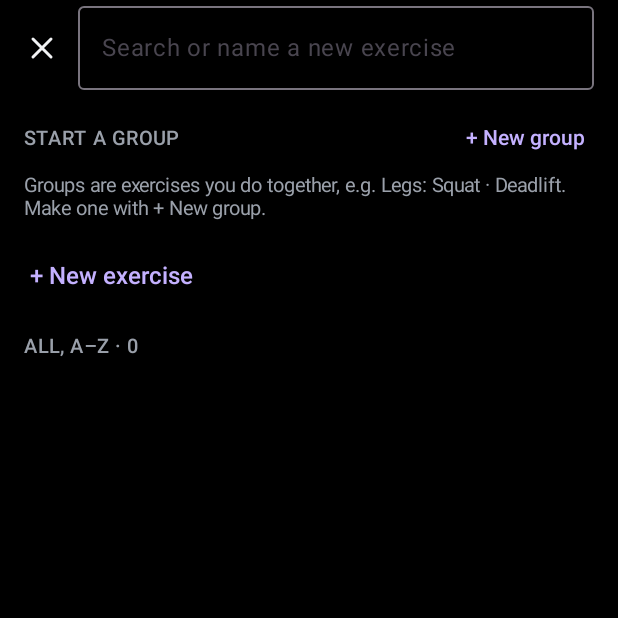
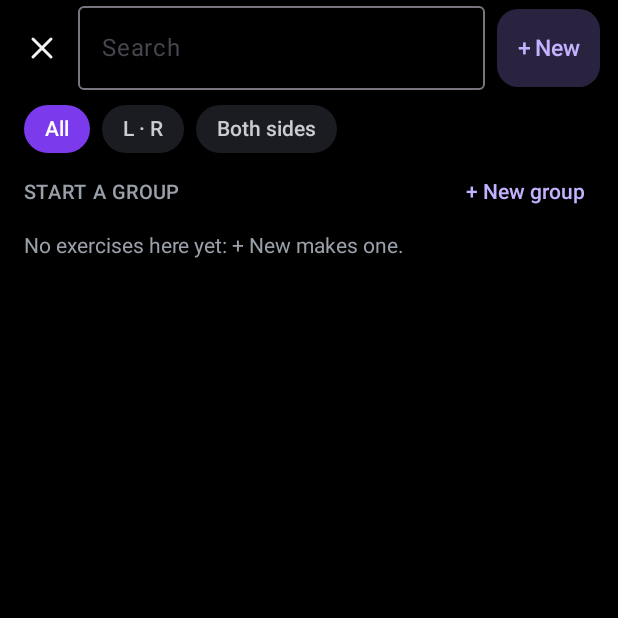
Before and after one commit to FrancescoRuscelli/intervals, an Android app built with Jetpack Compose: the composable GymPickScreen called with empty values, on a phone screen of 412 x 824 dp, the top half of it. Run offline under Robolectric (Android 15) with nearby library versions, the phone set to English and light mode, and no system bars; our stand-ins replace Room's generated code; 1 statement that could not run was skipped.

Commit message:
Add exercise: search + New, filter All / L-R / Both sides, folding sections with each exercise once (done today, recent, groups, everything else A-Z), L-R badge, done today / last day on each row

```diff
--- a/app/src/main/kotlin/app/intervals/ui/gym/GymPickScreen.kt
+++ b/app/src/main/kotlin/app/intervals/ui/gym/GymPickScreen.kt
@@ -31,6 +31,11 @@ import androidx.compose.material3.Switch
 import androidx.compose.material3.SwitchDefaults
 import androidx.compose.material3.Text
 import androidx.compose.material3.TextButton
+import androidx.compose.runtime.mutableStateMapOf
+import androidx.compose.foundation.layout.height
+import androidx.compose.foundation.layout.widthIn
+import app.intervals.core.SideFilter
+import app.intervals.core.pickSections
 import androidx.compose.runtime.Composable
 import androidx.compose.runtime.getValue
 import androidx.compose.runtime.mutableStateOf
@@ -49,31 +54,56 @@ import app.intervals.ui.AppViewModel
 import app.intervals.ui.LocalPalette
 import app.intervals.ui.editor.SectionTitle
 
-/** Add an exercise to a day: search, recent first, then all A–Z; or a new one (mockup G9). */
+/**
+ * Add an exercise to a day (mockup G9, reorganised 2026-11-19): search + New, a filter All · L·R · Both sides, then folding sections
+ * with each exercise once: done today, recent, one per group, everything else A–Z. Start a group stays on top.
+ */
 @Composable
 fun GymPickScreen(vm: AppViewModel, day: String) {
     val p = LocalPalette.current
     val exercises by vm.exercises.collectAsStateWithLifecycle()
     val lastUsed by vm.lastUsed.collectAsStateWithLifecycle()
+    val groups by vm.groups.collectAsStateWithLifecycle()
+    val daySets by remember(day) { vm.gymDay(day) }.collectAsStateWithLifecycle(emptyList())
+    val doneCount = remember(daySets) { daySets.groupingBy { it.exerciseId }.eachCount() }
     var query by remember { mutableStateOf("") }
     var creating by remember { mutableStateOf<String?>(null) }
+    var filter by remember { mutableStateOf(SideFilter.ALL) }
+    // open sections; groups and the long A–Z list start closed
+    val open = remember { mutableStateMapOf("today" to true, "recent" to true) }
     val q = query.trim()
-    val found = exercises.filter { q.isNotEmpty() && it.name.contains(q, ignoreCase = true) }
-    val recent = exercises.filter { it.id in lastUsed }.sortedByDescending { lastUsed[it.id] }.take(8)
-    val groups by vm.groups.collectAsStateWithLifecycle()
     val names = exercises.associate { it.id to it.name }
+    val sections = remember(exercises, doneCount, lastUsed, groups, day, filter) {
+        pickSections(exercises, doneCount.keys, lastUsed, groups, day, filter)
+    }
+    fun pick(ex: Exercise) = vm.pickExercise(ex.id, day)
 
     Column(Modifier.fillMaxSize().background(p.bg).statusBarsPadding().navigationBarsPadding()) {
-        Row(Modifier.fillMaxWidth().padding(start = 4.dp, end = 16.dp, top = 4.dp), verticalAlignment = Alignment.CenterVertically) {
+        Row(Modifier.fillMaxWidth().padding(start = 4.dp, end = 12.dp, top = 4.dp), verticalAlignment = Alignment.CenterVertically) {
             IconButton(onClick = { vm.back() }) { Icon(AppIcons.Close, "Close", tint = p.text) }
-            OutlinedTextField(query, { query = it }, placeholder = { Text("Search or name a new exercise") }, singleLine = true,
-                modifier = Modifier.weight(1f))
+            OutlinedTextField(query, { query = it }, placeholder = { Text("Search") }, singleLine = true, modifier = Modifier.weight(1f))
+            Spacer(Modifier.width(8.dp))
+            Box(
+                Modifier.height(52.dp).clip(RoundedCornerShape(14.dp)).background(p.tint).clickable(onClickLabel = "New exercise") { creating = q }
+                    .padding(horizontal = 14.dp),
+                contentAlignment = Alignment.Center,
+            ) { Text("+ New", color = p.accentText, fontSize = 15.sp, fontWeight = FontWeight.SemiBold) }
         }
-        LazyColumn(contentPadding = PaddingValues(16.dp), verticalArrangement = Arrangement.spacedBy(6.dp)) {
+        Row(Modifier.fillMaxWidth().padding(horizontal = 16.dp, vertical = 10.dp), horizontalArrangement = Arrangement.spacedBy(8.dp)) {
+            listOf(SideFilter.ALL to "All", SideFilter.ONE_SIDE to "L · R", SideFilter.BOTH_SIDES to "Both sides").forEach { (f, label) ->
+                val on = f == filter
+                Text(label, color = if (on) p.onAccent else p.soft, fontSize = 14.sp, fontWeight = FontWeight.SemiBold,
+                    modifier = Modifier.clip(RoundedCornerShape(16.dp)).background(if (on) p.accent else p.surface)
+                        .clickable { filter = f }.padding(horizontal = 14.dp, vertical = 8.dp))
+            }
+        }
+        LazyColumn(contentPadding = PaddingValues(start = 16.dp, end = 16.dp, bottom = 24.dp), verticalArrangement = Arrangement.spacedBy(2.dp)) {
             if (q.isNotEmpty()) {
-                items(found, key = { "f" + it.id }) { ExerciseRow(it, lastUsed[it.id]) { vm.pickExercise(it.id, day) } }
-                if (found.none { it.name.equals(q, ignoreCase = true) }) item {
-                    Text("+ New exercise “$q”", color = p.accentText, fontSize = 16.sp, fontWeight = FontWeight.SemiBold,
+                val found = sections.flatMap { it.exercises }.distinctBy { it.id }.filter { it.name.contains(q, ignoreCase = true) }
+                    .sortedBy { it.name.lowercase() }
+                items(found, key = { "f" + it.id }) { ExerciseRow(it, doneCount[it.id], lastUsed[it.id]) { pick(it) } }
+                if (exercises.none { it.name.equals(q, ignoreCase = true) }) item {
+                    Text("+ New exercise \u201C$q\u201D", color = p.accentText, fontSize = 16.sp, fontWeight = FontWeight.SemiBold,
                         modifier = Modifier.fillMaxWidth().clickable { creating = q }.padding(vertical = 14.dp, horizontal = 4.dp))
                 }
             } else {
@@ -85,13 +115,9 @@ fun GymPickScreen(vm: AppViewModel, day: String) {
                                 modifier = Modifier.clickable { vm.editGroup(null) }.padding(6.dp))
                         }
                     }
-                    if (groups.isEmpty()) item {
-                        Text("Groups are exercises you do together, e.g. Legs: Squat · Deadlift. Make one with + New group.",
-                            color = p.muted, fontSize = 13.sp, modifier = Modifier.padding(bottom = 8.dp))
-                    }
                     items(groups, key = { "g" + it.id }) { g ->
                         Row(
-                            Modifier.fillMaxWidth().clip(RoundedCornerShape(16.dp)).background(p.group)
+                            Modifier.fillMaxWidth().padding(bottom = 6.dp).clip(RoundedCornerShape(16.dp)).background(p.group)
                                 .clickable(onClickLabel = "Start ${g.name}") { vm.startGroup(g.id, day) }.padding(start = 10.dp, top = 8.dp, bottom = 8.dp),
                             verticalAlignment = Alignment.CenterVertically,
                         ) {
@@ -108,16 +134,22 @@ fun GymPickScreen(vm: AppViewModel, day: String) {
                         }
                     }
                 }
-                item {
-                    Text("+ New exercise", color = p.accentText, fontSize = 16.sp, fontWeight = FontWeight.SemiBold,
-                        modifier = Modifier.fillMaxWidth().clickable { creating = "" }.padding(vertical = 14.dp, horizontal = 4.dp))
+                if (sections.isEmpty()) item {
+                    Text("No exercises here yet: + New makes one.", color = p.muted, fontSize = 14.sp, modifier = Modifier.padding(top = 8.dp))
                 }
-                if (recent.isNotEmpty()) {
-                    item { SectionTitle("Recent exercises", Modifier.padding(top = 6.dp, bottom = 4.dp)) }
-                    items(recent, key = { "r" + it.id }) { ExerciseRow(it, lastUsed[it.id]) { vm.pickExercise(it.id, day) } }
+                sections.forEach { sec ->
+                    val isOpen = open[sec.key] == true
+                    item(key = "h" + sec.key) {
+                        Row(
+                            Modifier.fillMaxWidth().clickable { open[sec.key] = !isOpen }.padding(top = 14.dp, bottom = 6.dp, start = 4.dp),
+                            verticalAlignment = Alignment.CenterVertically,
+                        ) {
+                            Text(if (isOpen) "\u25BE" else "\u25B8", color = p.muted, fontSize = 14.sp, modifier = Modifier.width(18.dp))
+                            SectionTitle("${sec.title} \u00B7 ${sec.exercises.size}")
+                        }
+                    }
+                    if (isOpen) items(sec.exercises, key = { sec.key + it.id }) { ExerciseRow(it, doneCount[it.id], lastUsed[it.id]) { pick(it) } }
                 }
-                item { SectionTitle("All, A–Z · ${exercises.size}", Modifier.padding(top = 10.dp, bottom = 4.dp)) }
-                items(exercises, key = { "a" + it.id }) { ExerciseRow(it, lastUsed[it.id]) { vm.pickExercise(it.id, day) } }
             }
         }
     }
@@ -130,19 +162,22 @@ fun GymPickScreen(vm: AppViewModel, day: String) {
     }
 }
 
+/** One line: name, an L·R badge for per-side ones, and on the right "done 5 sets" (today) or the last day. */
 @Composable
-private fun ExerciseRow(ex: Exercise, lastDay: String?, onClick: () -> Unit) {
+private fun ExerciseRow(ex: Exercise, doneToday: Int?, lastDay: String?, onClick: () -> Unit) {
     val p = LocalPalette.current
-    Column(Modifier.fillMaxWidth().clickable(onClick = onClick).padding(vertical = 10.dp, horizontal = 4.dp)) {
-        Text(ex.name, color = p.text, fontSize = 16.sp)
+    Row(
+        Modifier.fillMaxWidth().clip(RoundedCornerShape(12.dp)).clickable(onClick = onClick).padding(vertical = 12.dp, horizontal = 8.dp),
+        verticalAlignment = Alignment.CenterVertically,
+    ) {
+        Text(ex.name, color = p.text, fontSize = 16.sp, maxLines = 1, overflow = androidx.compose.ui.text.style.TextOverflow.Ellipsis,
+            modifier = Modifier.weight(1f, fill = false))
+        if (ex.perSide) Text("L\u00B7R", color = p.accentText, fontSize = 11.sp, fontWeight = FontWeight.Bold,
+            modifier = Modifier.padding(start = 8.dp).clip(RoundedCornerShape(6.dp)).background(p.tint).padding(horizontal = 6.dp, vertical = 2.dp))
+        Spacer(Modifier.weight(1f).widthIn(min = 8.dp))
         Text(
-            buildList {
-                add(ex.fields.joinToString(" · ") { it.name.lowercase() })
-                if (ex.perSide) add("L · R")
-                if (ex.assist) add("assist")
-                lastDay?.let { add("last " + shortDay(it)) }
-            }.joinToString(" · "),
-            color = p.muted, fontSize = 12.sp,
+            if (doneToday != null) "\u2713 $doneToday set${if (doneToday == 1) "" else "s"}" else lastDay?.let(::shortDay) ?: "never",
+            color = if (doneToday != null) p.pink else p.muted, fontSize = 13.sp,
         )
     }
 }
--- a/core/src/main/kotlin/app/intervals/core/GymLog.kt
+++ b/core/src/main/kotlin/app/intervals/core/GymLog.kt
@@ -41,3 +41,42 @@ fun toggleTag(note: String, tag: String): String {
     val parts = note.split(" · ").map(String::trim).filter(String::isNotEmpty)
     return (if (tag in parts) parts - tag else listOf(tag) + parts).joinToString(" · ")
 }
+
+/** Filter of the add-exercise list. */
+enum class SideFilter { ALL, ONE_SIDE, BOTH_SIDES }
+
+/** A folding section of the add-exercise list. */
+data class PickSection(val key: String, val title: String, val exercises: List<Exercise>)
+
+/**
+ * The add-exercise list, each exercise once, in this order: done on [day], recent (the 14 days before), one section per group,
+ * then everything else A–Z. Empty sections are left out.
+ */
+fun pickSections(
+    exercises: List<Exercise>,
+    doneOnDay: Set<Long>,
+    lastUsed: Map<Long, String>,
+    groups: List<GymGroup>,
+    day: String,
+    filter: SideFilter = SideFilter.ALL,
+): List<PickSection> {
+    val shown = exercises.filter {
+        when (filter) {
+            SideFilter.ALL -> true
+            SideFilter.ONE_SIDE -> it.perSide
+            SideFilter.BOTH_SIDES -> !it.perSide
+        }
+    }
+    val byId = shown.associateBy { it.id }
+    val taken = mutableSetOf<Long>()
+    fun take(list: List<Exercise>) = list.filter { taken.add(it.id) }
+    val since = java.time.LocalDate.parse(day).minusDays(14).toString()
+    val out = mutableListOf<PickSection>()
+    out += PickSection("today", "Done today", take(shown.filter { it.id in doneOnDay }))
+    out += PickSection("recent", "Recent", take(
+        shown.filter { (lastUsed[it.id] ?: "") in since..day }.sortedByDescending { lastUsed[it.id] }
+    ))
+    groups.forEach { g -> out += PickSection("g${g.id}", g.name, take(g.items.mapNotNull { byId[it.exerciseId] })) }
+    out += PickSection("rest", "Everything else A–Z", take(shown.sortedBy { it.name.lowercase() }))
+    return out.filter { it.exercises.isNotEmpty() }
+}
```
Also changed, not shown: 1 other file.
